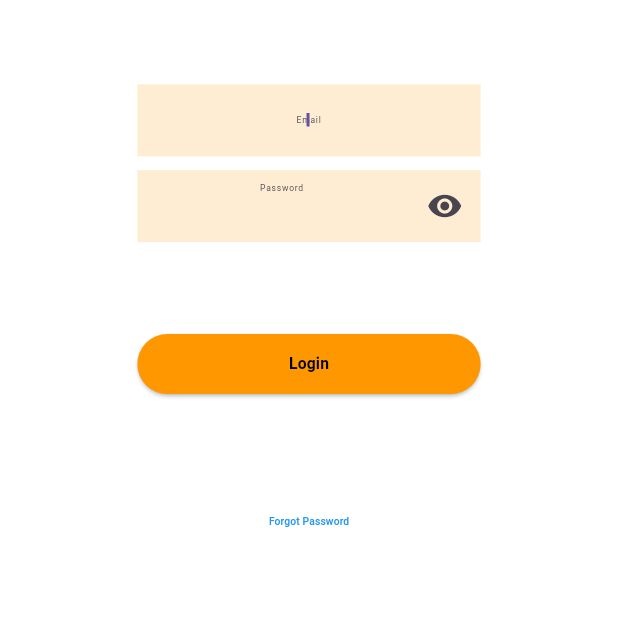
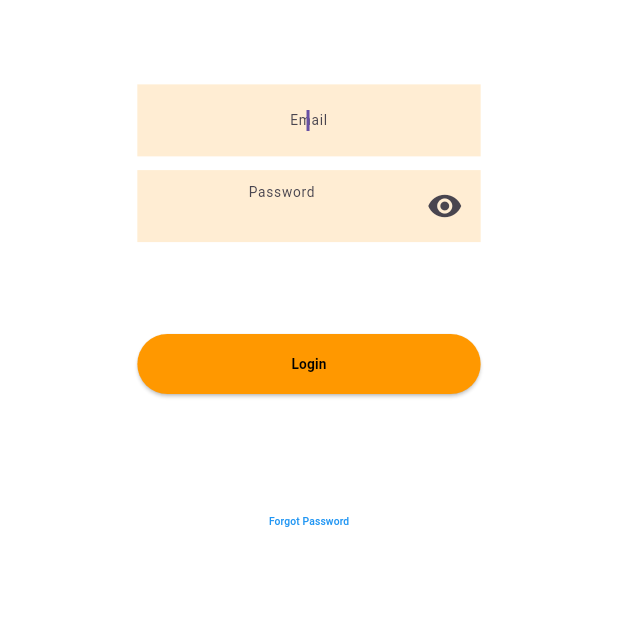
Before and after one commit to nathan-kane/deal_diligence, a Flutter app: the screen it shows after launch, after a tap on the "logout" icon, on a phone screen of 412 x 824 dp, the part 298-916 px from its top. Run offline on Flutter 3.47's test engine with Material 3 defaults, Android fonts, the phone set to English and light mode, and no system bars; our stand-ins replace cloud_firestore, dartz, equatable, firebase_auth, firebase_core, flutter_credit_card and 13 more; missing offline and left inert: add_2_calendar, flutter_stripe, googleapis; accounts and stored records are empty; network calls fail.

Commit message:
Made fonts bigger on login screen

```diff
--- a/lib/screens/login_screen.dart
+++ b/lib/screens/login_screen.dart
@@ -278,7 +278,7 @@ class _LoginScreenState extends ConsumerState<LoginScreen> {
                     padding: EdgeInsets.symmetric(horizontal: 30.r),
                     color: Colors.white,
                     child: TextField(
-                      style: TextStyle(fontSize: 5.sp),
+                      style: TextStyle(fontSize: 8.sp),
                       autofocus: true,
                       keyboardType: TextInputType.emailAddress,
                       textAlign: TextAlign.center,
@@ -301,7 +301,7 @@ class _LoginScreenState extends ConsumerState<LoginScreen> {
                     padding: EdgeInsets.symmetric(horizontal: 30.r),
                     color: Colors.white,
                     child: TextField(
-                      style: TextStyle(fontSize: 5.sp),
+                      style: TextStyle(fontSize: 8.sp),
                       obscureText: passwordVisible,
                       textAlign: TextAlign.center,
                       onChanged: (value) {
@@ -451,7 +451,7 @@ class _LoginScreenState extends ConsumerState<LoginScreen> {
                         "Login",
                         style: TextStyle(
                             fontWeight: FontWeight.bold,
-                            fontSize: ScreenUtil().setSp(8.r),
+                            fontSize: 8.sp,
                             color: Colors.black),
                       ),
                     ),
```
